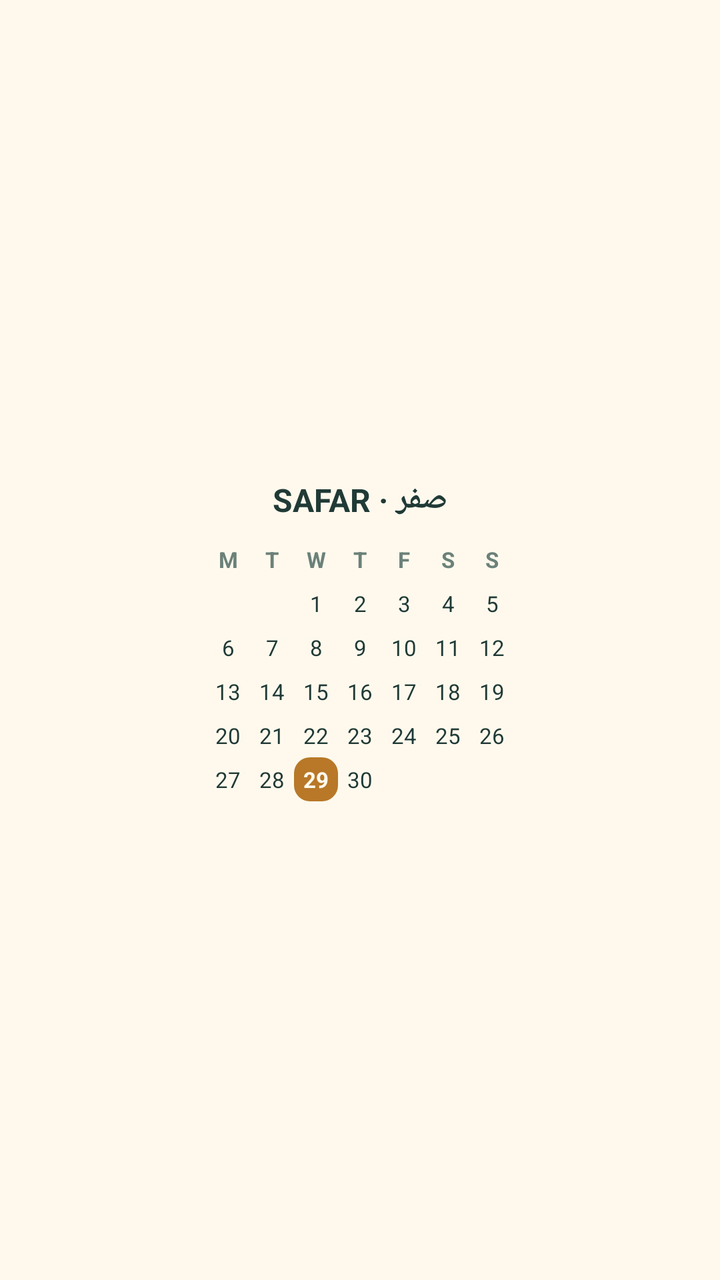
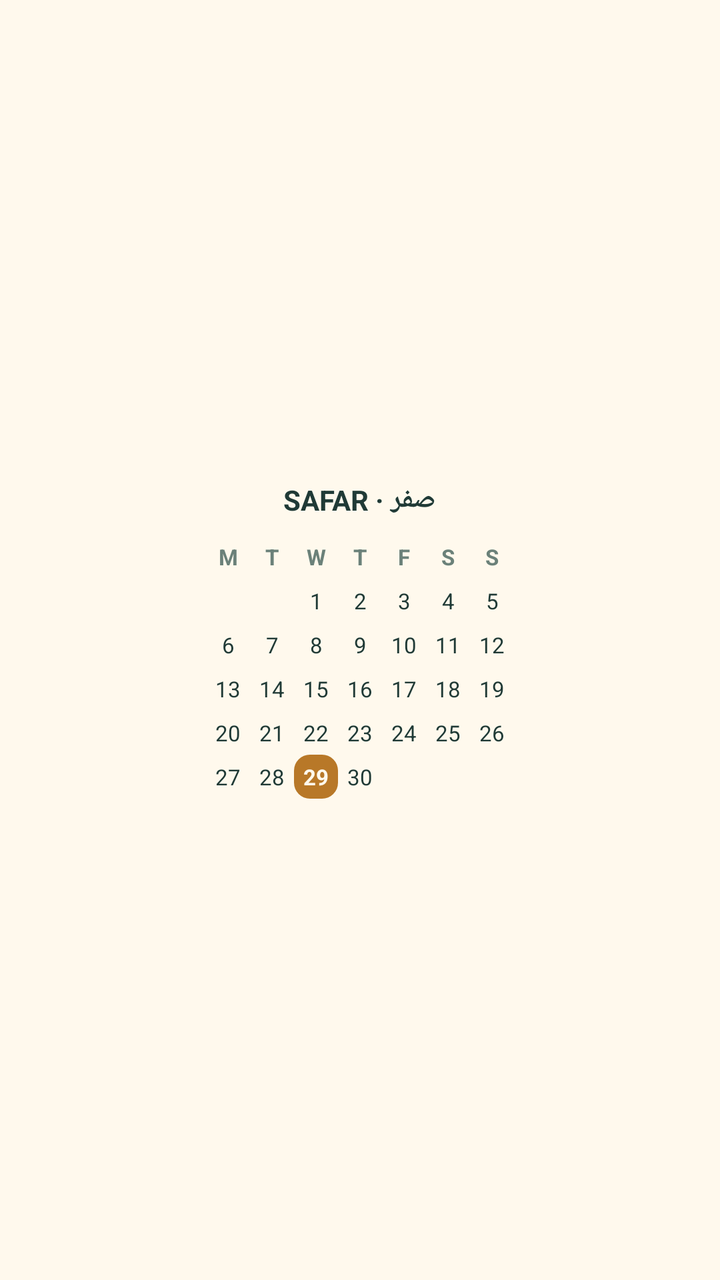

Two renders of the same Android screen: before a commit and after it. Below are the layout's source before the change and the commit's diff.
<!-- AndroidManifest.xml: fallback theme Theme.MaterialComponents.DayNight.NoActionBar -->
<!-- res/layout/general_calendar_preview.xml -->
<?xml version="1.0" encoding="utf-8"?>
<LinearLayout xmlns:android="http://schemas.android.com/apk/res/android"
    android:layout_width="match_parent"
    android:layout_height="match_parent"
    android:orientation="vertical"
    android:gravity="center"
    android:padding="10dp"
    android:background="#FFF9ED">

    <TextView
        android:layout_width="wrap_content"
        android:layout_height="wrap_content"
        android:text="SAFAR · صفر"
        android:textColor="#203A36"
        android:textSize="16sp"
        android:textStyle="bold" />

    <GridLayout
        android:layout_width="wrap_content"
        android:layout_height="wrap_content"
        android:layout_marginTop="8dp"
        android:columnCount="7"
        android:rowCount="6">

        
        <TextView style="@style/CalendarPreviewWeekday" android:text="M" />
        <TextView style="@style/CalendarPreviewWeekday" android:text="T" />
        <TextView style="@style/CalendarPreviewWeekday" android:text="W" />
        <TextView style="@style/CalendarPreviewWeekday" android:text="T" />
        <TextView style="@style/CalendarPreviewWeekday" android:text="F" />
        <TextView style="@style/CalendarPreviewWeekday" android:text="S" />
        <TextView style="@style/CalendarPreviewWeekday" android:text="S" />

        
        <TextView style="@style/CalendarPreviewDay" />
        <TextView style="@style/CalendarPreviewDay" />
        <TextView style="@style/CalendarPreviewDay" android:text="1" />
        <TextView style="@style/CalendarPreviewDay" android:text="2" />
        <TextView style="@style/CalendarPreviewDay" android:text="3" />
        <TextView style="@style/CalendarPreviewDay" android:text="4" />
        <TextView style="@style/CalendarPreviewDay" android:text="5" />
        <TextView style="@style/CalendarPreviewDay" android:text="6" />
        <TextView style="@style/CalendarPreviewDay" android:text="7" />
        <TextView style="@style/CalendarPreviewDay" android:text="8" />
        <TextView style="@style/CalendarPreviewDay" android:text="9" />
        <TextView style="@style/CalendarPreviewDay" android:text="10" />
        <TextView style="@style/CalendarPreviewDay" android:text="11" />
        <TextView style="@style/CalendarPreviewDay" android:text="12" />
        <TextView style="@style/CalendarPreviewDay" android:text="13" />
        <TextView style="@style/CalendarPreviewDay" android:text="14" />
        <TextView style="@style/CalendarPreviewDay" android:text="15" />
        <TextView style="@style/CalendarPreviewDay" android:text="16" />
        <TextView style="@style/CalendarPreviewDay" android:text="17" />
        <TextView style="@style/CalendarPreviewDay" android:text="18" />
        <TextView style="@style/CalendarPreviewDay" android:text="19" />
        <TextView style="@style/CalendarPreviewDay" android:text="20" />
        <TextView style="@style/CalendarPreviewDay" android:text="21" />
        <TextView style="@style/CalendarPreviewDay" android:text="22" />
        <TextView style="@style/CalendarPreviewDay" android:text="23" />
        <TextView style="@style/CalendarPreviewDay" android:text="24" />
        <TextView style="@style/CalendarPreviewDay" android:text="25" />
        <TextView style="@style/CalendarPreviewDay" android:text="26" />
        <TextView style="@style/CalendarPreviewDay" android:text="27" />
        <TextView style="@style/CalendarPreviewDay" android:text="28" />
        <TextView
            style="@style/CalendarPreviewDay"
            android:background="@drawable/general_calendar_preview_today"
            android:text="29"
            android:textColor="#FFF9ED"
            android:textStyle="bold" />
        <TextView style="@style/CalendarPreviewDay" android:text="30" />
        <TextView style="@style/CalendarPreviewDay" />
        <TextView style="@style/CalendarPreviewDay" />
        <TextView style="@style/CalendarPreviewDay" />
    </GridLayout>
</LinearLayout>
<!-- resources referenced by this layout -->
<resources>
  <!-- drawable general_calendar_preview_today (drawable) -->
  <?xml version="1.0" encoding="utf-8"?>
  <shape xmlns:android="http://schemas.android.com/apk/res/android"
      android:shape="rectangle">
      <solid android:color="#B87828" />
      <corners android:radius="8dp" />
  </shape>
  <style name="CalendarPreviewDay">
          <item name="android:layout_width">22dp</item>
          <item name="android:layout_height">22dp</item>
          <item name="android:gravity">center</item>
          <item name="android:textColor">#203A36</item>
          <item name="android:textSize">11sp</item>
      </style>
  <style name="CalendarPreviewWeekday">
          <item name="android:layout_width">22dp</item>
          <item name="android:layout_height">22dp</item>
          <item name="android:gravity">center</item>
          <item name="android:textColor">#6B8179</item>
          <item name="android:textSize">11sp</item>
          <item name="android:textStyle">bold</item>
      </style>
</resources>

<!-- the commit's change to res/layout/general_calendar_preview.xml (unified diff, before → after) -->
@@ -12,7 +12,7 @@
         android:layout_height="wrap_content"
         android:text="SAFAR · صفر"
         android:textColor="#203A36"
-        android:textSize="16sp"
+        android:textSize="14sp"
         android:textStyle="bold" />
 
     <GridLayout
